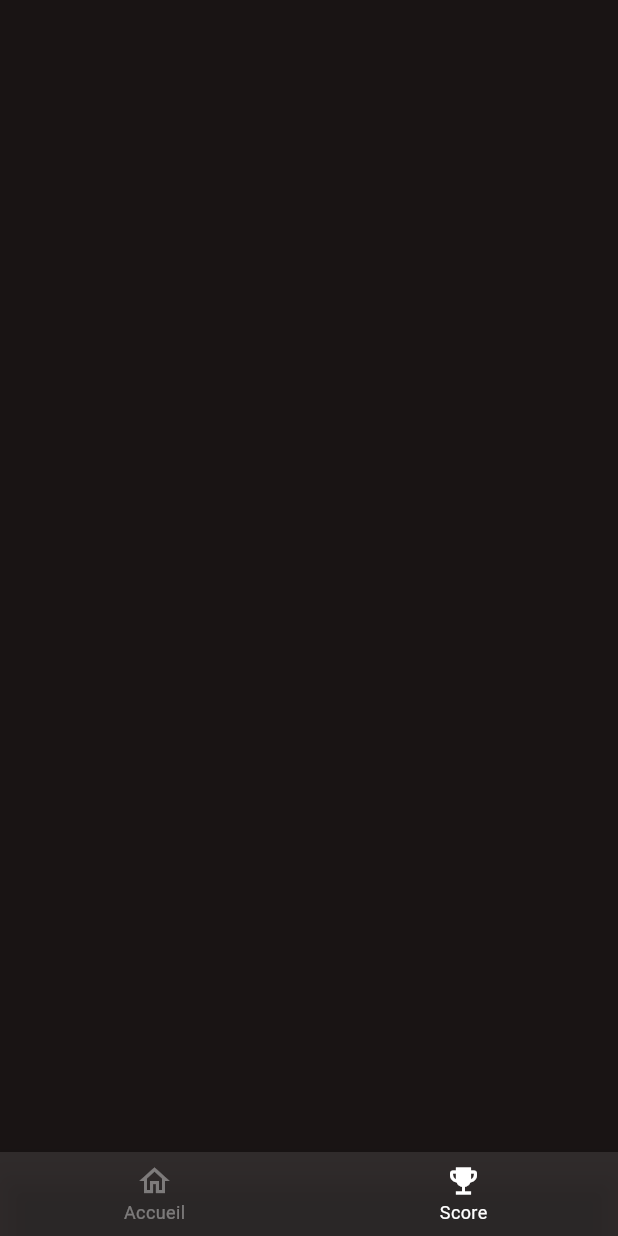
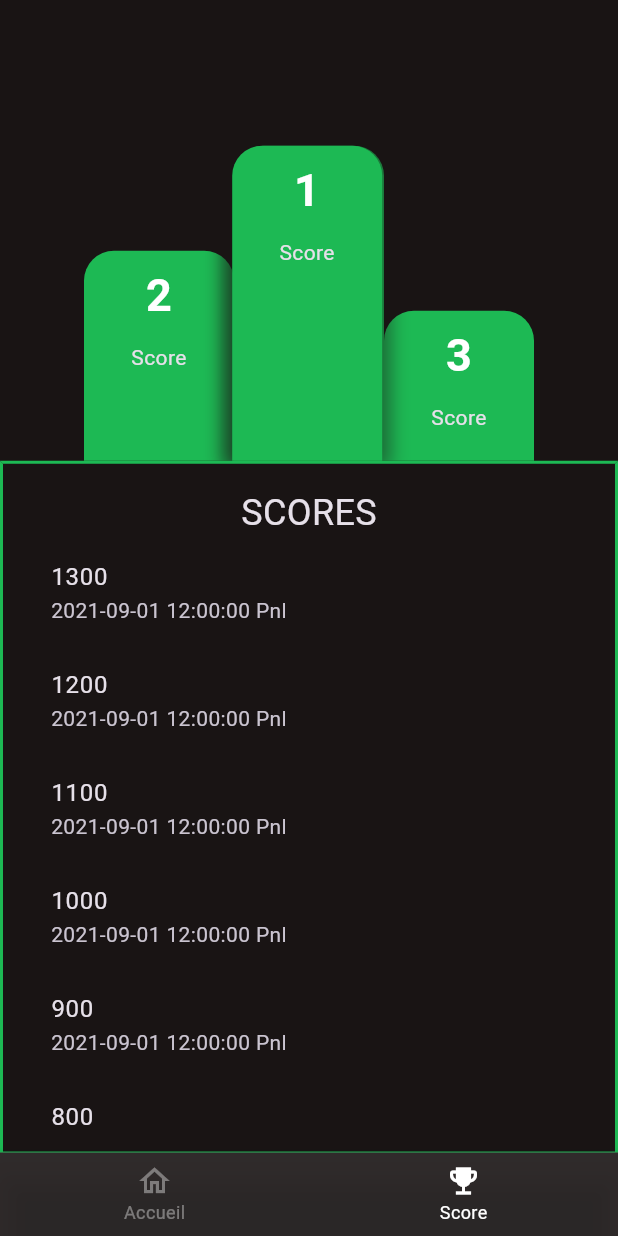
Before and after one commit to TessLry/spotiquiz, a Flutter app: the screen it shows after launch, item 2 of the bottom bar chosen, on a phone screen of 412 x 824 dp. Run offline on Flutter 3.47's test engine with Material 3 defaults, Android fonts, the phone set to English and light mode, and no system bars; our stand-ins replace audioplayers, flutter_animate, flutter_bloc, lottie, shared_preferences; missing offline and left inert: spotify_sdk.

Commit message:
score page

```diff
--- a/lib/ui/screens/home.dart
+++ b/lib/ui/screens/home.dart
@@ -115,6 +115,7 @@ class _HomeState extends State<Home> {
             onPressed: () {
               final TrackRepository trackRepository = TrackRepository();
 
+              if (artist != null || album != null) {
                 if (selectedToggle == 'artist') {
                   trackRepository
                       .getTracksByArtist(artist!, nbQuestion)
@@ -132,6 +133,14 @@ class _HomeState extends State<Home> {
                     Navigator.pushNamed(context, '/game');
                   });
                 }
+              } else {
+                ScaffoldMessenger.of(context).showSnackBar(
+                  const SnackBar(
+                    content:
+                        Text('Veuillez sélectionner un artiste ou un album'),
+                  ),
+                );
+              }
             },
             backgroundColor: AppColors.primary,
             child: const Icon(Icons.play_arrow),
--- a/lib/ui/screens/score_page.dart
+++ b/lib/ui/screens/score_page.dart
@@ -2,25 +2,92 @@ import 'package:flutter/material.dart';
 import 'package:flutter_bloc/flutter_bloc.dart';
 import 'package:spotiquiz/bloc/score_cubit.dart';
 import 'package:spotiquiz/models/score.dart';
+import 'package:spotiquiz/ui/widgets/podium.dart';
+import 'package:spotiquiz/utils/colors.dart';
 
 class ScorePage extends StatelessWidget {
   const ScorePage({super.key});
 
+  static List list = [
+    {"score": 1300, "date": "2021-09-01 12:00:00", "nom": "Pnl"},
+    {"score": 1200, "date": "2021-09-01 12:00:00", "nom": "Pnl"},
+    {"score": 1100, "date": "2021-09-01 12:00:00", "nom": "Pnl"},
+    {"score": 1000, "date": "2021-09-01 12:00:00", "nom": "Pnl"},
+    {"score": 900, "date": "2021-09-01 12:00:00", "nom": "Pnl"},
+    {"score": 800, "date": "2021-09-01 12:00:00", "nom": "Pnl"},
+    {"score": 700, "date": "2021-09-01 12:00:00", "nom": "Pnl"},
+    {"score": 600, "date": "2021-09-01 12:00:00", "nom": "Pnl"},
+    {"score": 500, "date": "2021-09-01 12:00:00", "nom": "Pnl"}
+  ];
+
   @override
   Widget build(BuildContext context) {
     return Scaffold(
-      body: BlocBuilder<ScoreCubit, List<Score>>(
-        builder: (context, state) {
-          return ListView.builder(
-            itemCount: state.length,
-            itemBuilder: (context, index) {
-              return ListTile(
-                title: Text(state[index].score.toString()),
-                subtitle: Text(state[index].date.toString()),
-              );
-            },
-          );
-        },
+      // body: BlocBuilder<ScoreCubit, List<Score>>(
+      //   builder: (context, state) {
+      //     return ListView.builder(
+      //       itemCount: state.length,
+      //       itemBuilder: (context, index) {
+      //         return ListTile(
+      //           title: Text(state[index].score.toString()),
+      //           subtitle: Text(state[index].date.toString()),
+      //         );
+      //       },
+      //     );
+      //   },
+      // ),
+      body: Column(
+        children: [
+          const Expanded(
+            flex: 4,
+            child: Podium(),
+          ),
+          Expanded(
+            flex: 6,
+            child: Container(
+              width: double.infinity,
+              decoration: const BoxDecoration(
+                border: Border(
+                  top: BorderSide(color: AppColors.primary, width: 2.0),
+                  left: BorderSide(color: AppColors.primary, width: 2.0),
+                  right: BorderSide(color: AppColors.primary, width: 2.0),
+                  bottom: BorderSide(color: AppColors.primary, width: 0.0),
+                ),
+                borderRadius: BorderRadius.only(
+                  topLeft: Radius.circular(40),
+                  topRight: Radius.circular(40),
+                ),
+              ),
+              child: Padding(
+                padding: EdgeInsets.all(16.0),
+                child: Column(
+                  mainAxisAlignment: MainAxisAlignment.center,
+                  crossAxisAlignment: CrossAxisAlignment.center,
+                  children: [
+                    Text(
+                      "SCORES",
+                      style: TextStyle(
+                        fontSize: 24.0,
+                      ),
+                    ),
+                    Expanded(
+                      child: ListView.builder(
+                        itemCount: list.length,
+                        itemBuilder: (context, index) {
+                          return ListTile(
+                            title: Text(list[index]["score"].toString()),
+                            subtitle: Text(
+                                "${list[index]["date"]} ${list[index]["nom"]}"),
+                          );
+                        },
+                      ),
+                    )
+                  ],
+                ),
+              ),
+            ),
+          ),
+        ],
       ),
     );
   }
--- /dev/null
+++ b/lib/ui/widgets/podium.dart
@@ -0,0 +1,75 @@
+import 'package:flutter/material.dart';
+import 'package:spotiquiz/utils/colors.dart';
+
+class Podium extends StatelessWidget {
+  const Podium({super.key});
+
+  @override
+  Widget build(BuildContext context) {
+    return Stack(alignment: AlignmentDirectional.bottomEnd, children: [
+      const Row(
+        mainAxisAlignment: MainAxisAlignment.center,
+        crossAxisAlignment: CrossAxisAlignment.end,
+        children: [
+          PodiumItem(height: 140, nb: "2"),
+          PodiumItem(height: 210, nb: "1"),
+          PodiumItem(height: 100, nb: "3"),
+        ],
+      ),
+      Positioned(
+        bottom: 0,
+        left: MediaQuery.of(context).size.width * 0.4 - 10,
+        child: PodiumItem(height: 210, nb: "1"),
+      )
+    ]);
+  }
+}
+
+class PodiumItem extends StatelessWidget {
+  final double height;
+  final String nb;
+  const PodiumItem({super.key, required this.height, required this.nb});
+
+  @override
+  Widget build(BuildContext context) {
+    return Container(
+        width: 100,
+        height: height,
+        decoration: BoxDecoration(
+            color: AppColors.primary,
+            borderRadius: const BorderRadius.only(
+              topRight: Radius.circular(20),
+              topLeft: Radius.circular(20),
+            ),
+            boxShadow: nb == "1"
+                ? [
+                    BoxShadow(
+                      color: AppColors.black.withOpacity(0.5),
+                      spreadRadius: 5,
+                      blurRadius: 10,
+                    ),
+                  ]
+                : null),
+        child: Padding(
+          padding: const EdgeInsets.all(8.0),
+          child: Column(
+            children: [
+              Text(
+                nb,
+                textAlign: TextAlign.center,
+                style: const TextStyle(
+                  color: AppColors.white,
+                  fontSize: 30,
+                  fontWeight: FontWeight.bold,
+                ),
+              ),
+              const SizedBox(height: 10),
+              Text(
+                "Score",
+                textAlign: TextAlign.center,
+              )
+            ],
+          ),
+        ));
+  }
+}
```
Lines whose indentation alone changed are shown as unchanged.
